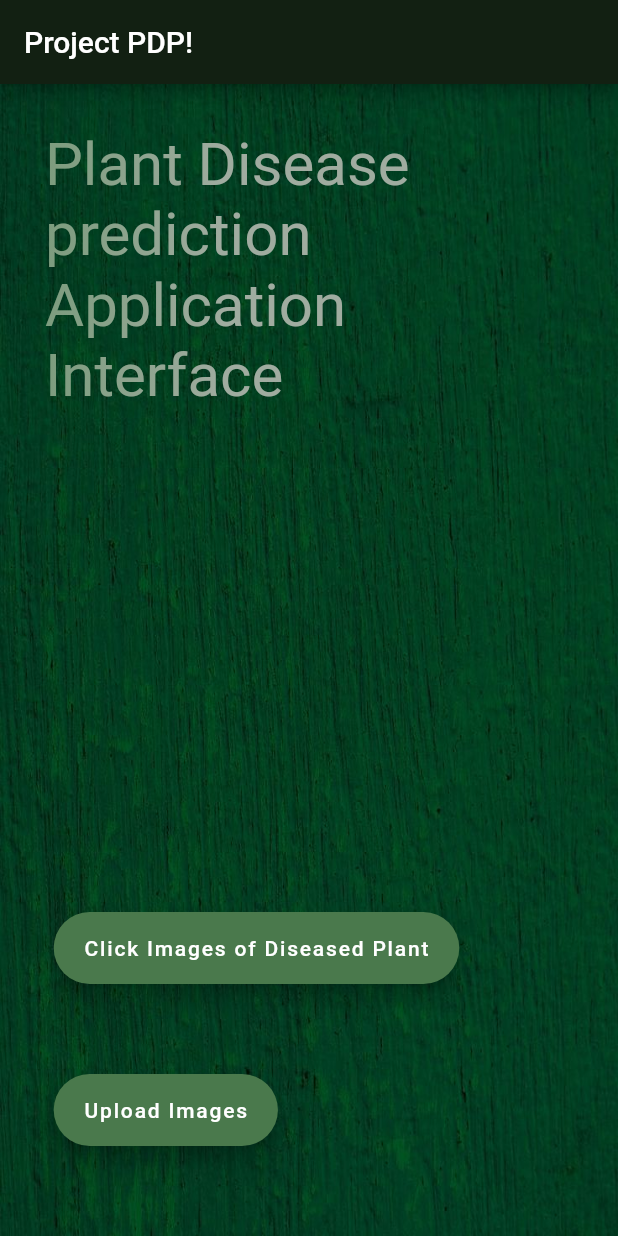
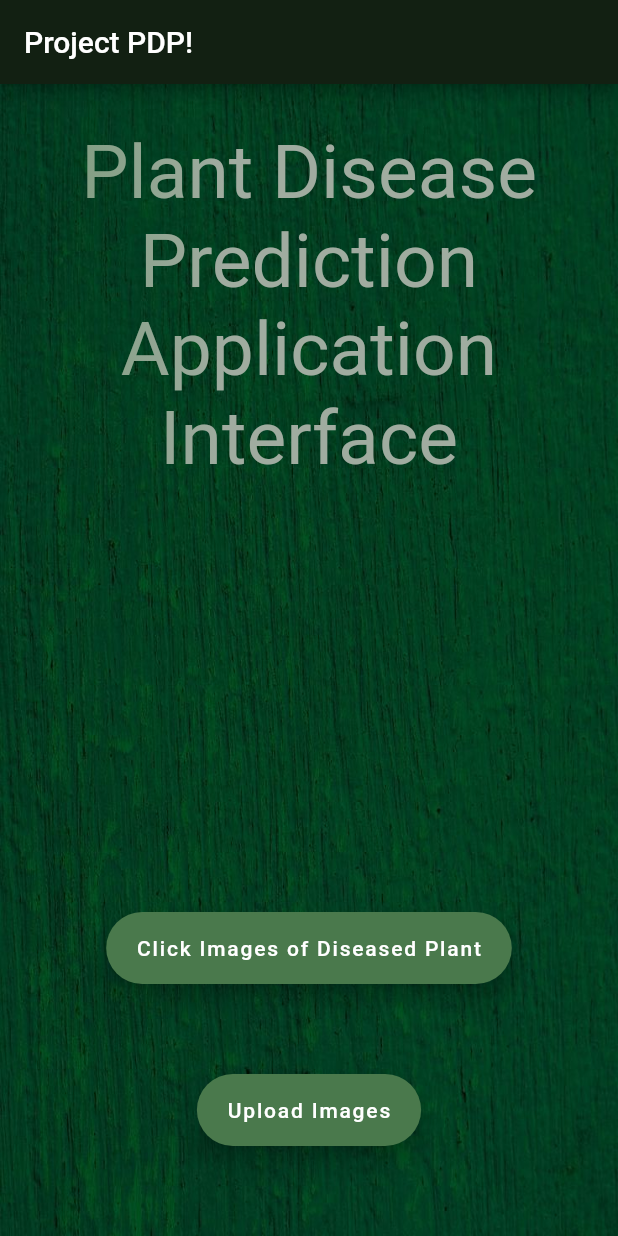
Before and after one commit to abhishekbaghel2320/Flutter-Camera-App, a Flutter app: the screen it shows after launch, on a phone screen of 412 x 824 dp. Run offline on Flutter 3.47's test engine with Material 2 defaults, Android fonts, the phone set to English and light mode, and no system bars; our stand-ins replace gallery_saver, image_cropper, image_picker.

```diff
--- a/camera_app/lib/main.dart
+++ b/camera_app/lib/main.dart
@@ -58,9 +58,10 @@ class MyHomePage extends StatelessWidget {
                     mainAxisAlignment: MainAxisAlignment.center,
                     children: [
                       Text(
-                        'Plant Disease prediction Application Interface',
+                        'Plant Disease Prediction Application Interface',
+                        textAlign: TextAlign.center,
                         style: TextStyle(
-                            fontSize: 40,
+                            fontSize: 50,
                             foreground: Paint()
                               ..shader = ui.Gradient.linear(
                                 const Offset(0, 20),
@@ -73,13 +74,13 @@ class MyHomePage extends StatelessWidget {
                       ),
                       const Spacer(),
                       Column(
-                        mainAxisAlignment: MainAxisAlignment.spaceEvenly,
-                        crossAxisAlignment: CrossAxisAlignment.start,
+                        mainAxisAlignment: MainAxisAlignment.spaceBetween,
+                        crossAxisAlignment: CrossAxisAlignment.center,
                         children: <Widget>[
                           SizedBox(
                               child: Padding(
                             padding: const EdgeInsets.only(
-                                top: 30, right: 70, bottom: 30),
+                                top: 30, bottom: 30),
                             child: FloatingActionButton.extended(
                               heroTag: "btn1",
                               backgroundColor:
@@ -94,7 +95,7 @@ class MyHomePage extends StatelessWidget {
                           SizedBox(
                               child: Padding(
                             padding: const EdgeInsets.only(
-                                top: 30, right: 70, bottom: 30),
+                                top: 30, bottom: 30),
                             child: FloatingActionButton.extended(
                               heroTag: "btn2",
                               backgroundColor:
```
